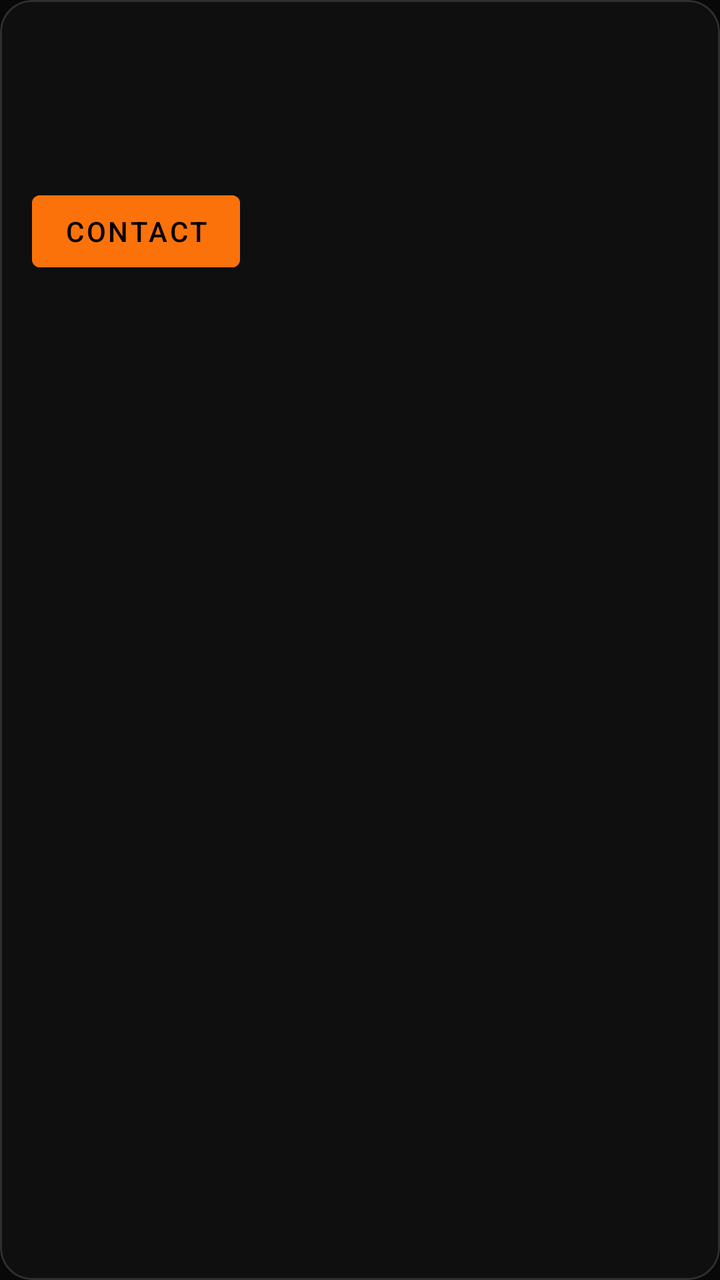
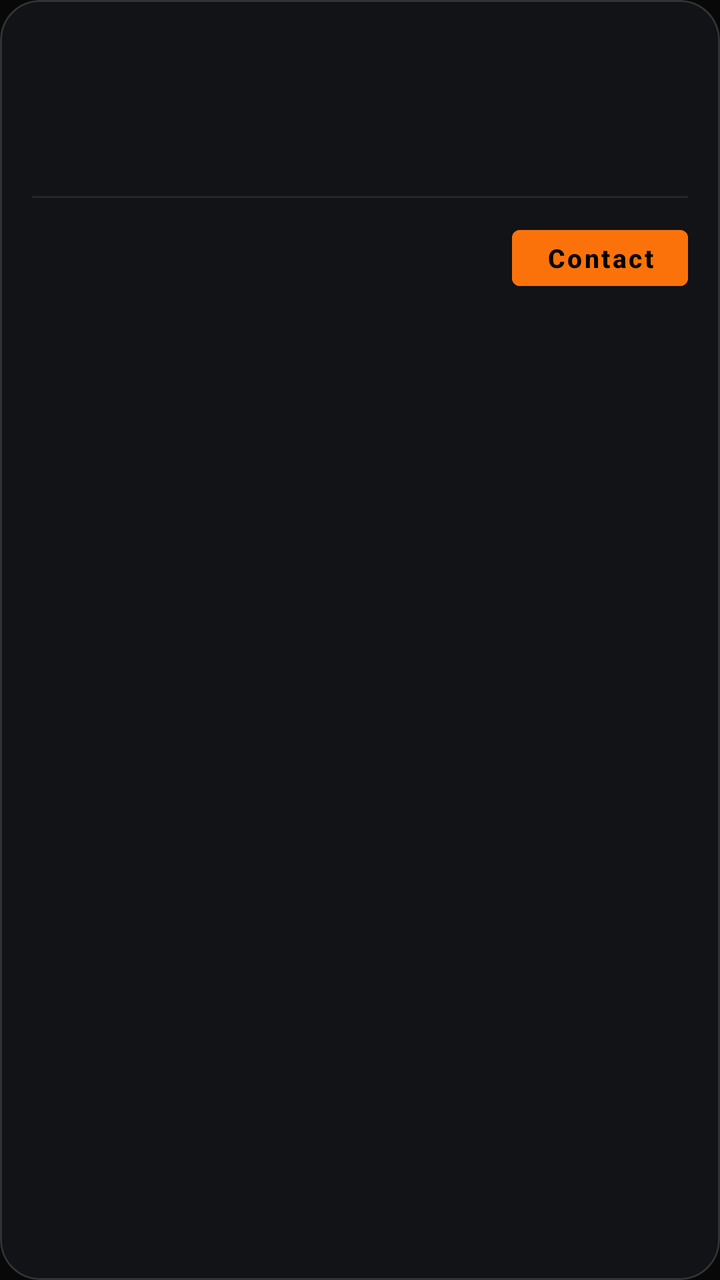

Screens rendered from an Android XML layout before and after an edit, with the pre-edit source and the edit as a unified diff.
<!-- AndroidManifest.xml: application theme Theme.Loadly -->
<!-- res/layout/item_moving.xml -->
<?xml version="1.0" encoding="utf-8"?>
<com.google.android.material.card.MaterialCardView
    xmlns:android="http://schemas.android.com/apk/res/android"
    xmlns:app="http://schemas.android.com/apk/res-auto"
    android:layout_width="match_parent"
    android:layout_height="wrap_content"
    android:layout_marginHorizontal="16dp"
    android:layout_marginVertical="6dp"
    app:cardBackgroundColor="@color/surface_dark"
    app:cardCornerRadius="16dp"
    app:cardElevation="0dp"
    app:strokeColor="#22FFFFFF"
    app:strokeWidth="1dp">

    <LinearLayout
        android:layout_width="match_parent"
        android:layout_height="wrap_content"
        android:orientation="vertical"
        android:padding="16dp">

        <TextView
            android:id="@+id/titleText"
            android:layout_width="match_parent"
            android:layout_height="wrap_content"
            android:textColor="@color/white"
            android:textSize="15sp"
            android:textStyle="bold" />

        <TextView
            android:id="@+id/subtitleText"
            android:layout_width="match_parent"
            android:layout_height="wrap_content"
            android:layout_marginTop="4dp"
            android:textColor="@color/primary_accent"
            android:textSize="13sp" />

        <TextView
            android:id="@+id/detailText"
            android:layout_width="match_parent"
            android:layout_height="wrap_content"
            android:layout_marginTop="6dp"
            android:textColor="@color/text_muted"
            android:textSize="13sp" />

        <Button
            android:id="@+id/contactButton"
            android:layout_width="wrap_content"
            android:layout_height="wrap_content"
            android:layout_marginTop="10dp"
            android:backgroundTint="@color/primary_accent"
            android:text="@string/moving_contact"
            android:textColor="@color/black" />
    </LinearLayout>
</com.google.android.material.card.MaterialCardView>
<!-- resources referenced by this layout -->
<resources>
  <color name="black">#000000</color>
  <color name="primary_accent">#FB720A</color>
  <color name="surface_dark">#0F0F0F</color>
  <color name="text_muted">#94A3B8</color>
  <color name="white">#FFFFFF</color>
  <string name="moving_contact">Contact</string>
  <style name="Theme.Loadly" parent="Theme.MaterialComponents.DayNight.NoActionBar">
          
          <item name="colorPrimary">@color/primary_accent</item>
          <item name="colorPrimaryVariant">@color/primary_accent_dark</item>
          <item name="colorOnPrimary">@color/black</item>
          
          <item name="colorSecondary">@color/primary_accent</item>
          <item name="colorSecondaryVariant">@color/primary_accent_dark</item>
          <item name="colorOnSecondary">@color/black</item>
          
          <item name="android:statusBarColor">@color/background_dark</item>
          
          <item name="android:windowBackground">@color/background_dark</item>
      </style>
  <color name="primary_accent_dark">#D45F08</color>
  <color name="background_dark">#080808</color>
</resources>

<!-- the commit's change to res/layout/item_moving.xml (unified diff, before → after) -->
@@ -5,9 +5,9 @@
     android:layout_width="match_parent"
     android:layout_height="wrap_content"
     android:layout_marginHorizontal="16dp"
-    android:layout_marginVertical="6dp"
-    app:cardBackgroundColor="@color/surface_dark"
-    app:cardCornerRadius="16dp"
+    android:layout_marginVertical="7dp"
+    app:cardBackgroundColor="#111317"
+    app:cardCornerRadius="20dp"
     app:cardElevation="0dp"
     app:strokeColor="#22FFFFFF"
     app:strokeWidth="1dp">
@@ -23,7 +23,7 @@
             android:layout_width="match_parent"
             android:layout_height="wrap_content"
             android:textColor="@color/white"
-            android:textSize="15sp"
+            android:textSize="17sp"
             android:textStyle="bold" />
 
         <TextView
@@ -32,23 +32,52 @@
             android:layout_height="wrap_content"
             android:layout_marginTop="4dp"
             android:textColor="@color/primary_accent"
-            android:textSize="13sp" />
+            android:textSize="13sp"
+            android:textStyle="bold" />
 
         <TextView
             android:id="@+id/detailText"
             android:layout_width="match_parent"
             android:layout_height="wrap_content"
-            android:layout_marginTop="6dp"
+            android:layout_marginTop="8dp"
+            android:lineSpacingExtra="2dp"
             android:textColor="@color/text_muted"
             android:textSize="13sp" />
 
-        <Button
-            android:id="@+id/contactButton"
-            android:layout_width="wrap_content"
+        <View
+            android:layout_width="match_parent"
+            android:layout_height="1dp"
+            android:layout_marginTop="12dp"
+            android:background="#14FFFFFF" />
+
+        <LinearLayout
+            android:layout_width="match_parent"
             android:layout_height="wrap_content"
             android:layout_marginTop="10dp"
-            android:backgroundTint="@color/primary_accent"
-            android:text="@string/moving_contact"
-            android:textColor="@color/black" />
+            android:gravity="center_vertical"
+            android:orientation="horizontal">
+
+            <TextView
+                android:id="@+id/contactValueText"
+                android:layout_width="0dp"
+                android:layout_height="wrap_content"
+                android:layout_weight="1"
+                android:ellipsize="end"
+                android:maxLines="1"
+                android:textColor="@color/primary_accent"
+                android:textSize="13sp"
+                android:textStyle="bold" />
+
+            <Button
+                android:id="@+id/contactButton"
+                android:layout_width="wrap_content"
+                android:layout_height="40dp"
+                android:backgroundTint="@color/primary_accent"
+                android:text="@string/moving_contact"
+                android:textAllCaps="false"
+                android:textColor="@color/black"
+                android:textSize="13sp"
+                android:textStyle="bold" />
+        </LinearLayout>
     </LinearLayout>
 </com.google.android.material.card.MaterialCardView>
<!-- resource entries referenced after the edit -->
@@ -2,7 +2,6 @@
 <resources>
   <color name="black">#000000</color>
   <color name="primary_accent">#FB720A</color>
-  <color name="surface_dark">#0F0F0F</color>
   <color name="text_muted">#94A3B8</color>
   <color name="white">#FFFFFF</color>
   <string name="moving_contact">Contact</string>
